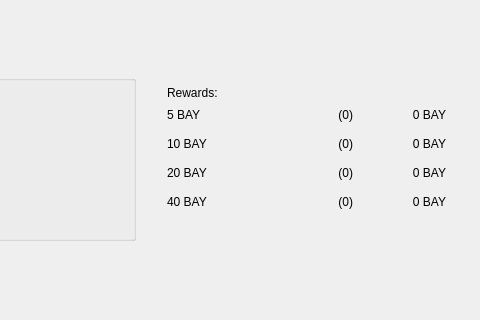
Above: src/qt/forms/stakingpage.ui from bitbaymarket/bitbay-core before the change; both pictures show x 203 to 683 and y 0 to 320 of the 683 by 588 pixel window. Below: the same form after it.
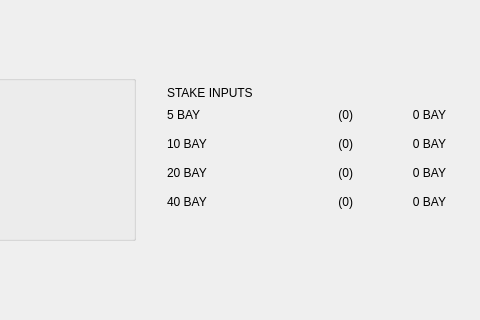
That is the form after the change.

Diff of the .ui file:
```diff
--- a/src/qt/forms/stakingpage.ui
+++ b/src/qt/forms/stakingpage.ui
@@ -313,7 +313,7 @@
             <item row="0" column="0" colspan="3">
              <widget class="QLabel" name="labelRewards">
               <property name="text">
-               <string>Rewards:</string>
+               <string>STAKE INPUTS</string>
               </property>
              </widget>
             </item>
```
